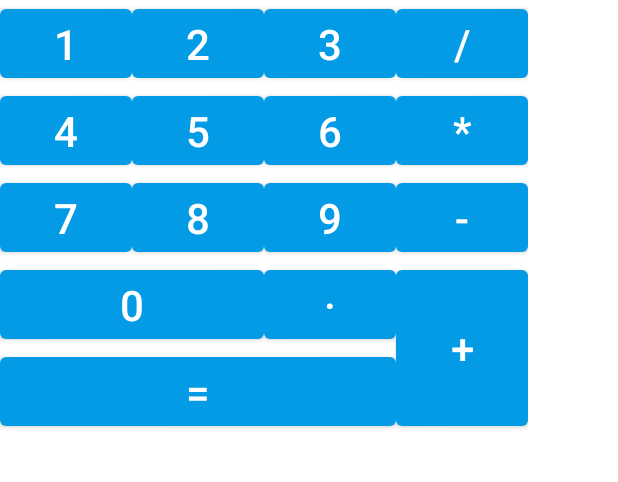
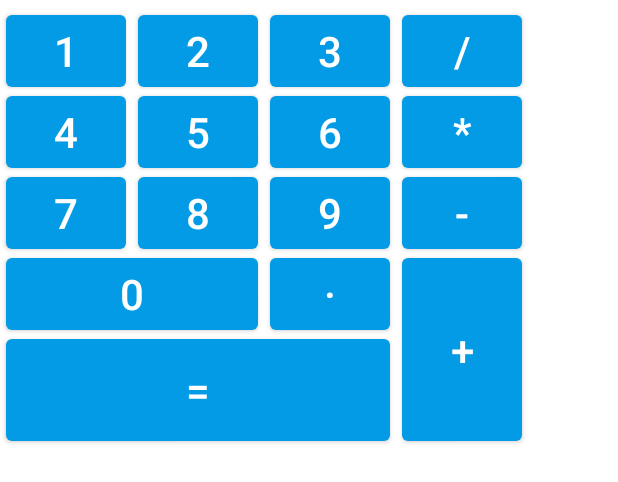
Before and after one commit to dandan1232/AndoridStudy, an Android app: the layout activity_gridlayout.xml on its own in the app's theme, with its tools: preview values and no code run, on a phone screen of 412 x 824 dp. Shown: the top 482 px of the screen. Run offline under Robolectric (Android 15) with nearby library versions, the phone set to English and light mode, and no system bars.

Commit message:
网格布局计算机精修210923

```diff
--- a/app/src/main/java/online/danbao/andoridstudy/LayoutActivity.java
+++ b/app/src/main/java/online/danbao/andoridstudy/LayoutActivity.java
@@ -10,6 +10,6 @@ public class LayoutActivity extends AppCompatActivity {
     protected void onCreate(Bundle savedInstanceState) {
         super.onCreate(savedInstanceState);
 //        setContentView(R.layout.activity_linearlayout);
-        setContentView(R.layout.activity_relativelayout_execrise);
+        setContentView(R.layout.activity_gridlayout);
     }
 }
--- a/app/src/main/res/layout/activity_gridlayout.xml
+++ b/app/src/main/res/layout/activity_gridlayout.xml
@@ -1,96 +1,139 @@
 <?xml version="1.0" encoding="utf-8"?>
 <GridLayout xmlns:android="http://schemas.android.com/apk/res/android"
     android:layout_width="wrap_content"
+    android:layout_height="wrap_content"
     android:columnCount="4"
-    android:rowCount="5"
-    android:layout_height="wrap_content">
+    android:rowCount="5">
 
     <Button
-        android:layout_width="wrap_content"
-        android:layout_height="wrap_content"
+        android:layout_width="80dp"
+        android:layout_height="60dp"
+        android:layout_margin="4dp"
         android:text="1"
         android:textSize="28dp" />
+
     <Button
-        android:layout_width="wrap_content"
-        android:layout_height="wrap_content"
+        android:layout_width="80dp"
+        android:layout_height="60dp"
+        android:layout_margin="4dp"
         android:text="2"
         android:textSize="28dp" />
+
     <Button
-        android:layout_width="wrap_content"
-        android:layout_height="wrap_content"
+        android:layout_width="80dp"
+        android:layout_height="60dp"
+        android:layout_margin="4dp"
         android:text="3"
         android:textSize="28dp" />
+
     <Button
-        android:layout_width="wrap_content"
-        android:layout_height="wrap_content"
+        android:layout_width="80dp"
+        android:layout_height="60dp"
+        android:layout_margin="4dp"
         android:text="/"
         android:textSize="28dp" />
+
     <Button
-        android:layout_width="wrap_content"
-        android:layout_height="wrap_content"
+        android:layout_width="80dp"
+        android:layout_height="60dp"
+        android:layout_margin="4dp"
+        android:layout_marginTop="-10dp"
         android:text="4"
         android:textSize="28dp" />
+
     <Button
-        android:layout_width="wrap_content"
-        android:layout_height="wrap_content"
+        android:layout_width="80dp"
+        android:layout_height="60dp"
+        android:layout_margin="4dp"
+        android:layout_marginTop="-10dp"
         android:text="5"
         android:textSize="28dp" />
+
     <Button
-        android:layout_width="wrap_content"
-        android:layout_height="wrap_content"
+        android:layout_width="80dp"
+        android:layout_height="60dp"
+        android:layout_margin="4dp"
+        android:layout_marginTop="-10dp"
         android:text="6"
         android:textSize="28dp" />
+
     <Button
-        android:layout_width="wrap_content"
-        android:layout_height="wrap_content"
+        android:layout_width="80dp"
+        android:layout_height="60dp"
+        android:layout_margin="4dp"
+        android:layout_marginTop="-10dp"
         android:text="*"
         android:textSize="28dp" />
+
     <Button
-        android:layout_width="wrap_content"
-        android:layout_height="wrap_content"
+        android:layout_width="80dp"
+        android:layout_height="60dp"
+        android:layout_margin="4dp"
+        android:layout_marginTop="-10dp"
         android:text="7"
         android:textSize="28dp" />
+
     <Button
-        android:layout_width="wrap_content"
-        android:layout_height="wrap_content"
+        android:layout_width="80dp"
+        android:layout_height="60dp"
+        android:layout_margin="4dp"
+        android:layout_marginTop="-10dp"
         android:text="8"
         android:textSize="28dp" />
+
     <Button
-        android:layout_width="wrap_content"
-        android:layout_height="wrap_content"
+        android:layout_width="80dp"
+        android:layout_height="60dp"
+        android:layout_margin="4dp"
+        android:layout_marginTop="-10dp"
         android:text="9"
         android:textSize="28dp" />
+
     <Button
-        android:layout_width="wrap_content"
-        android:layout_height="wrap_content"
+        android:layout_width="80dp"
+        android:layout_height="60dp"
+        android:layout_margin="4dp"
+        android:layout_marginTop="-10dp"
         android:text="-"
         android:textSize="28dp" />
+
     <Button
-        android:layout_width="wrap_content"
-        android:layout_height="wrap_content"
-        android:text="0"
+        android:layout_width="80dp"
+        android:layout_height="60dp"
         android:layout_columnSpan="2"
         android:layout_gravity="fill
 "
+        android:layout_margin="4dp"
+        android:layout_marginTop="-10dp"
+        android:text="0"
         android:textSize="28dp" />
+
     <Button
-        android:layout_width="wrap_content"
-        android:layout_height="wrap_content"
+        android:layout_width="80dp"
+        android:layout_height="60dp"
+        android:layout_margin="4dp"
+        android:layout_marginTop="-10dp"
         android:text="·"
         android:textSize="28dp" />
+
     <Button
-        android:layout_width="wrap_content"
-        android:layout_height="wrap_content"
-        android:text="+"
+        android:layout_width="80dp"
+        android:layout_height="60dp"
         android:layout_rowSpan="2"
         android:layout_gravity="fill"
+        android:layout_margin="4dp"
+        android:layout_marginTop="-10dp"
+        android:text="+"
         android:textSize="28dp" />
+
     <Button
-        android:layout_width="wrap_content"
-        android:layout_height="wrap_content"
-        android:text="="
+        android:layout_width="80dp"
+        android:layout_height="80dp"
         android:layout_columnSpan="3"
         android:layout_gravity="fill"
+        android:layout_margin="4dp"
+        android:layout_marginTop="-10dp"
+        android:text="="
         android:textSize="28dp" />
 
 </GridLayout>
```
